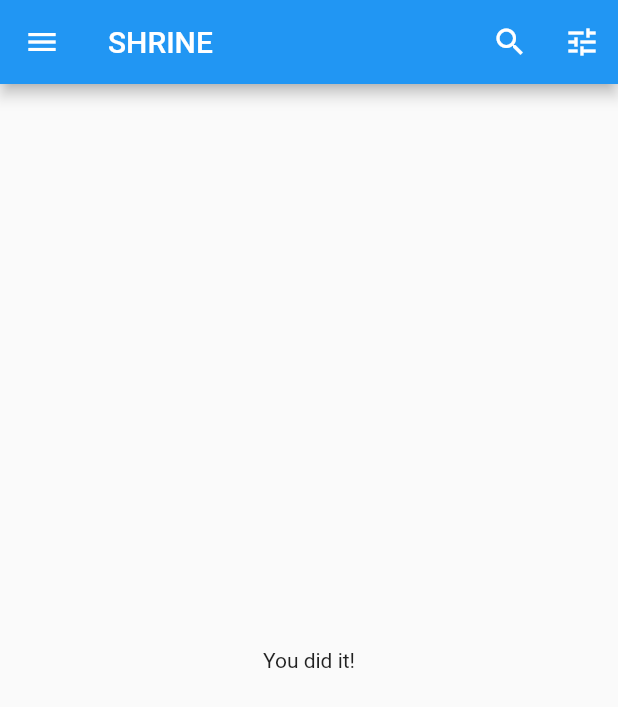
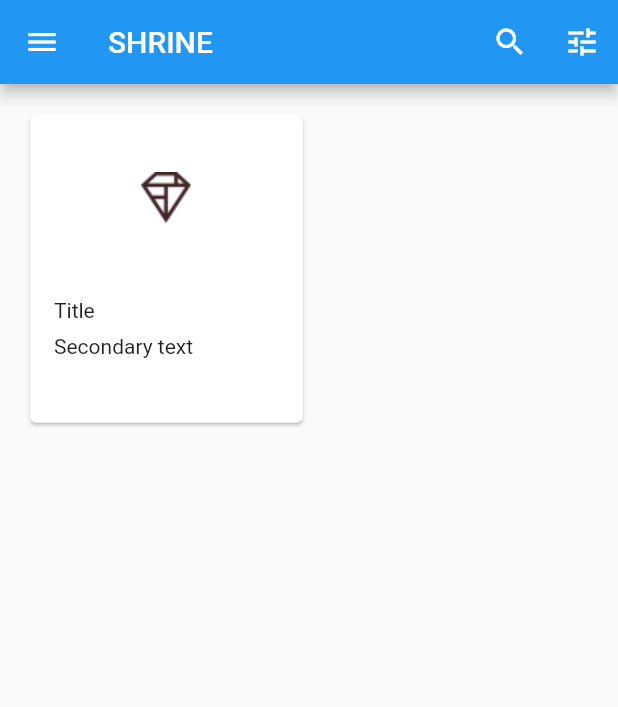
Before and after one commit to LorenFiorini/Shrine-WebApp, a Flutter app: the HomePage screen opened directly, on a phone screen of 412 x 824 dp. Shown: the top 707 px of the screen. Run offline on Flutter 3.47's test engine with Material 2 defaults, Android fonts, the phone set to English and light mode, and no system bars.

Commit message:
102 - card in a grid

```diff
--- a/lib/home.dart
+++ b/lib/home.dart
@@ -12,6 +12,7 @@
 // See the License for the specific language governing permissions and
 // limitations under the License.
 
+import 'package:flutter/cupertino.dart';
 import 'package:flutter/material.dart';
 
 class HomePage extends StatelessWidget {
@@ -60,11 +61,39 @@ class HomePage extends StatelessWidget {
           ],
       ),
 
+
       // TODO: Add a grid view (102)
-      body: Center(
-        child: Text('You did it!'),
+      //body: Center(child: Text('You did it!'), ),
+      body: GridView.count(
+        crossAxisCount: 2,
+        padding: EdgeInsets.all(16.0),
+        childAspectRatio: 8.0 / 9.0,
+        children: <Widget>[
+          Card(
+            clipBehavior: Clip.antiAlias,
+            child: Column(
+              crossAxisAlignment: CrossAxisAlignment.start,
+              children: <Widget> [
+                AspectRatio(
+                    aspectRatio: 18.0 / 11.0,
+                    child: Image.asset('assets/diamond.png'),
+                ),
+                Padding(
+                    padding: EdgeInsets.fromLTRB(16.0, 12.0, 16.0, 8.0),
+                    child: Column(
+                      crossAxisAlignment: CrossAxisAlignment.start ,
+                      children: <Widget> [
+                        Text('Title'),
+                        SizedBox(height: 8.0),
+                        Text('Secondary text'),
+                      ],
+                    ),
+                ),
+              ],
+            ),
+          )
+        ],
       ),
-
 
       // TODO: Set resizeToAvoidBottomInset (101)
       resizeToAvoidBottomInset: false,
```
